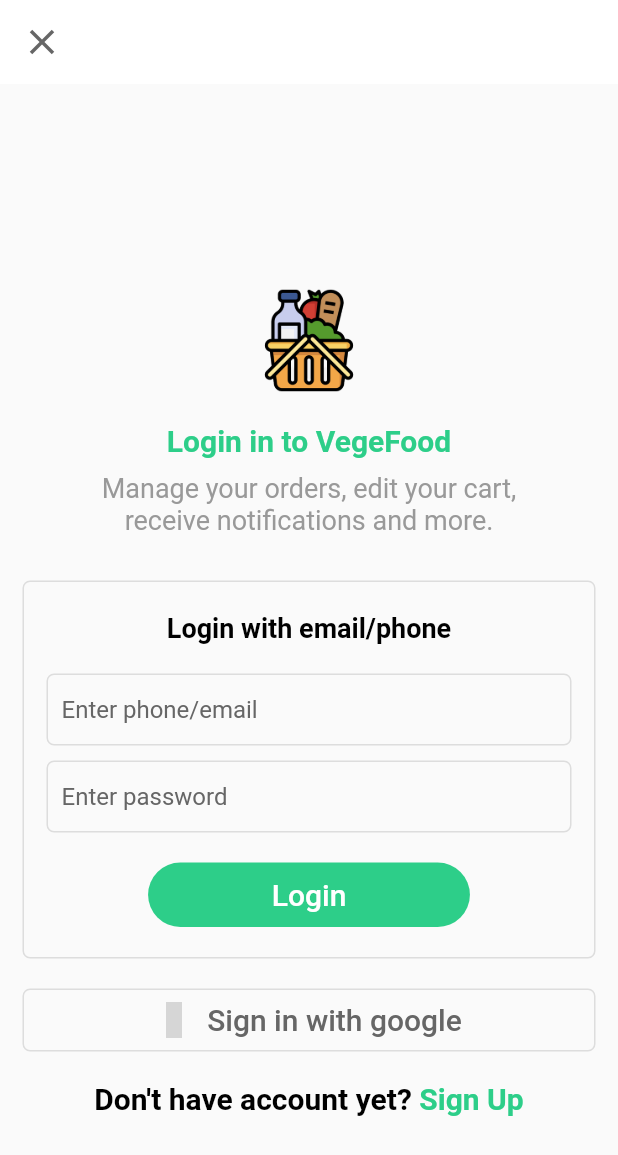
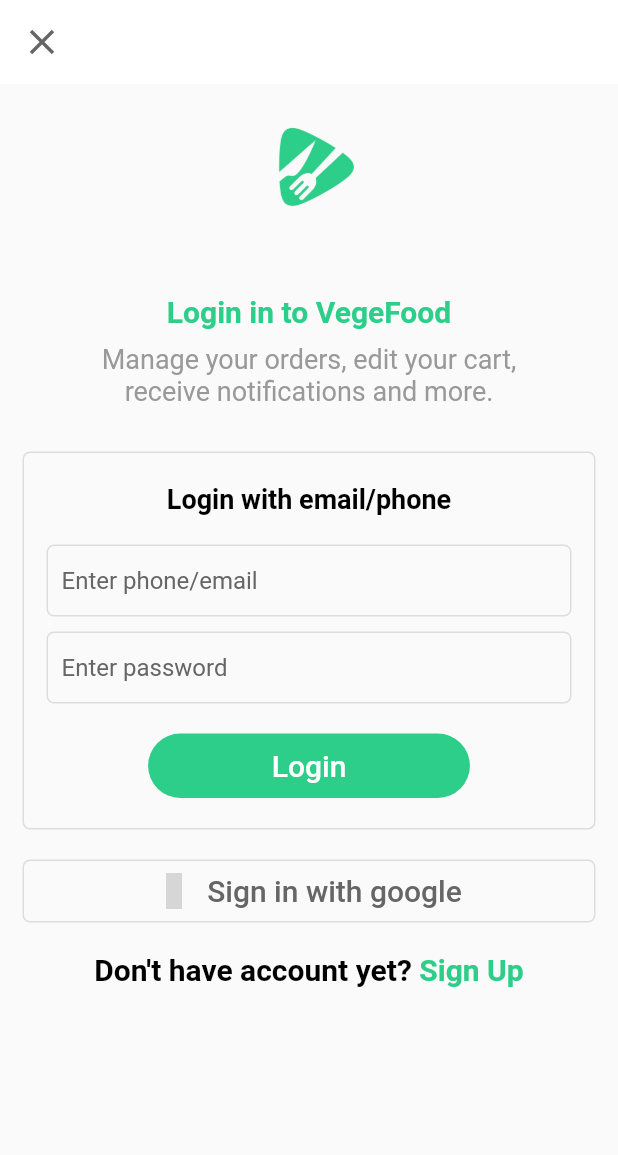
Before and after one commit to ptahsam/vege_food, a Flutter app: the LoginScreen screen opened directly, on a phone screen of 412 x 824 dp. Shown: the top 1155 px of the screen. Run offline on Flutter 3.47's test engine with Material 2 defaults, Android fonts, the light colour scheme and no system bars; our stand-ins replace extended_image, fade_shimmer, file_picker, fluttertoast, font_awesome_flutter, material_design_icons_flutter and 3 more; missing offline and left inert: dart:ffi; accounts and stored records are empty; network calls fail; grey boxes are pictures that could not be loaded.

Commit message:
First commit

```diff
--- a/lib/auth/login_screen.dart
+++ b/lib/auth/login_screen.dart
@@ -47,13 +47,13 @@
           width: MediaQuery.of(context).size.width,
           padding: EdgeInsets.symmetric(horizontal: 15.0, vertical: 20.0),
           child: Column(
-            mainAxisAlignment: MainAxisAlignment.center,
+            mainAxisAlignment: MainAxisAlignment.start,
             mainAxisSize: MainAxisSize.min,
             children: [
               Image.asset(
-                "images/icon.png",
-                height: 70.0,
-                width: 70.0,
+                "images/logo_only.png",
+                height: 100.0,
+                width: 150.0,
               ),
               Padding(
                 padding: const EdgeInsets.only(top: 20.0),
```
Also changed, not shown: lib/auth/register_screen.dart (+4 -4 lines).
